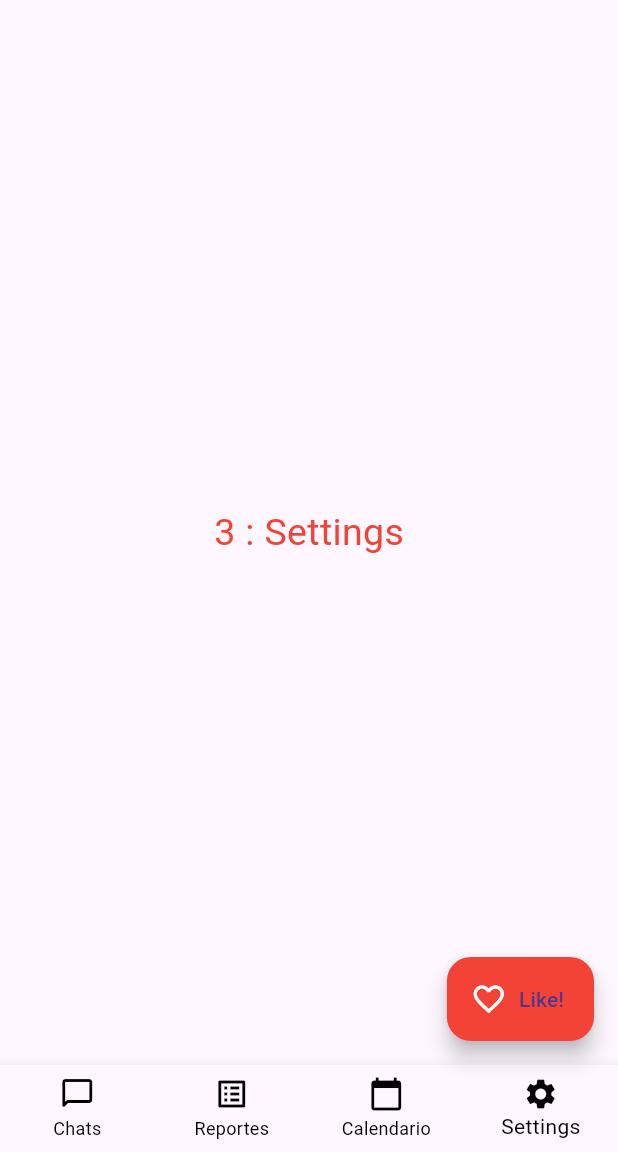
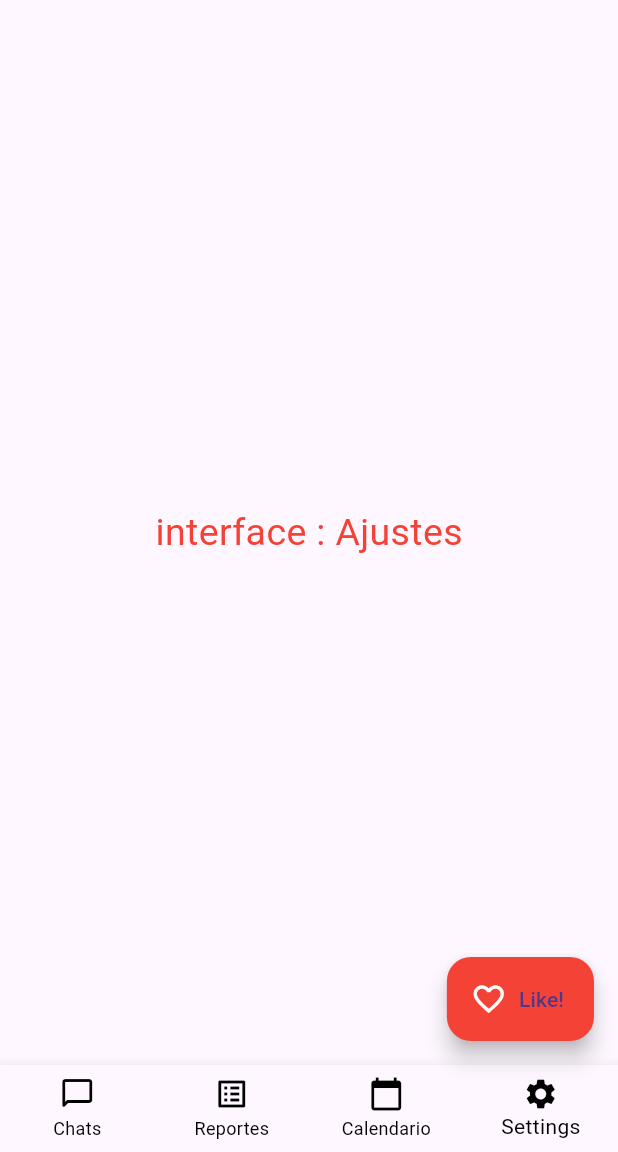
Before and after one commit to jesusmfb07/financial-application, a Flutter app: the screen it shows after launch, item 4 of the bottom bar chosen, on a phone screen of 412 x 824 dp, the part 84-1236 px from its top. Run offline on Flutter 3.47's test engine with Material 3 defaults, Android fonts, the phone set to English and light mode, and no system bars.

Commit message:
feat implementing interfaces

```diff
--- a/lib/main.dart
+++ b/lib/main.dart
@@ -132,19 +132,19 @@ class _MyHomePageState extends State<MyHomePage> {
       _selectedIndex = index;
       switch(_selectedIndex)  {
         case 0:
-          textToDisplay = '$_selectedIndex : Home';
+          textToDisplay = '$_selectedIndex : Interface chats';
           break;
         case 1:
-          textToDisplay = '1 : Reports';
+          textToDisplay = 'interface : Reportes';
           break;
         case 2:
-          textToDisplay = '2 : Calendar';
+          textToDisplay = 'interface : Calendar';
           break;
         case 3:
-          textToDisplay = '3 : Settings';
+          textToDisplay = 'interface : Ajustes';
           break;
         default:
-          textToDisplay = '0 : Home';
+          textToDisplay = 'interface : chats';
           break;
       }
     });
```
